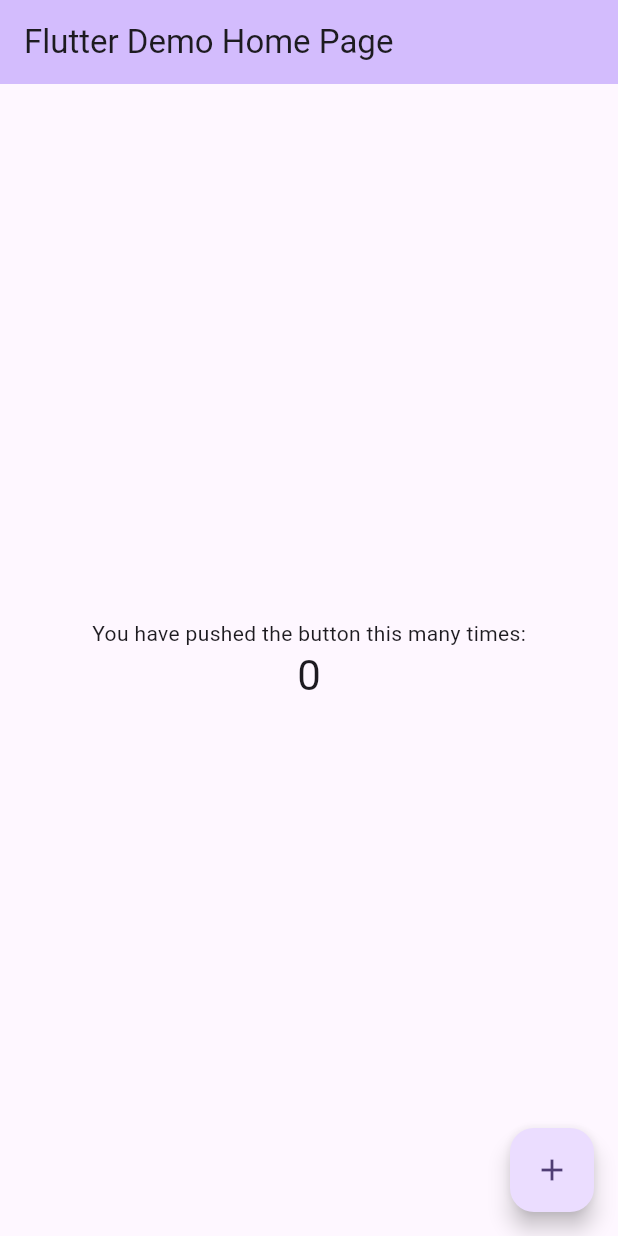
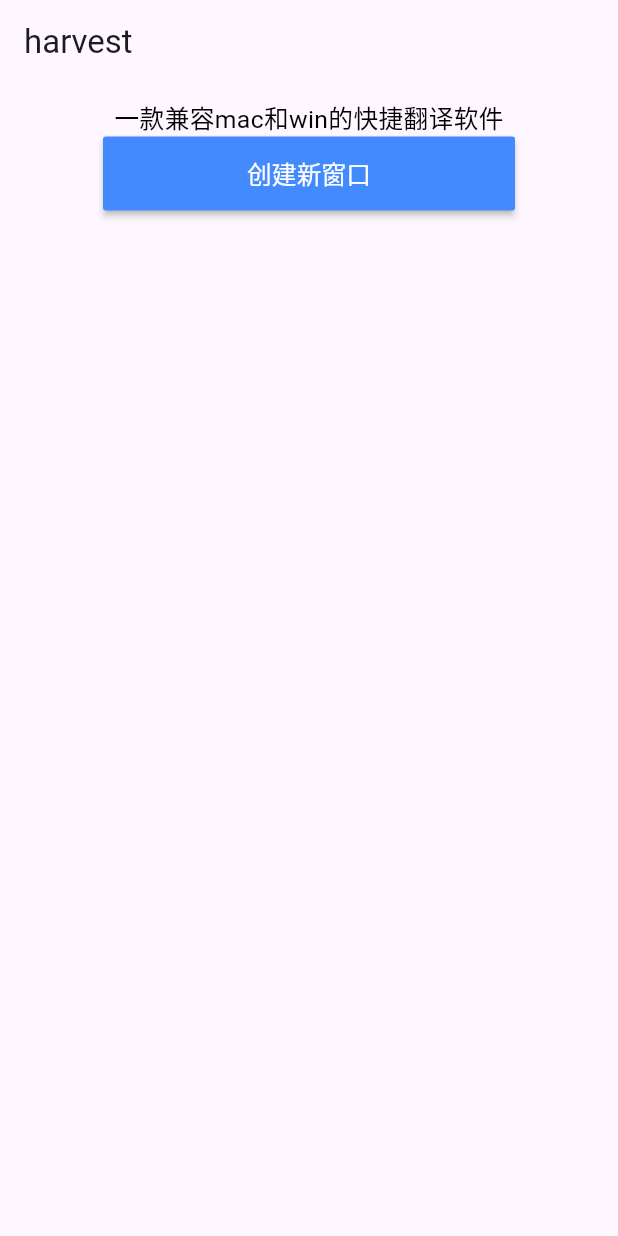
Before and after one commit to zhengzhuang96/harvest, a Flutter app: the screen it shows after launch, on a phone screen of 412 x 824 dp. Run offline on Flutter 3.47's test engine with Material 3 defaults, Android fonts, the light colour scheme and no system bars; our stand-ins replace flutter_screenutil, get; missing offline and left inert: desktop_multi_window, keymap.

Commit message:
feat: 测试多窗口并存

```diff
--- a/lib/main.dart
+++ b/lib/main.dart
@@ -1,125 +1,77 @@
+/*
+ * @Author: {zhengzhuang}
+ * @Date: 2024-03-13 20:46:37
+ * @LastEditors: {zhengzhuang}
+ * @LastEditTime: 2024-03-13 22:57:36
+ * @Description:
+ */
 import 'package:flutter/material.dart';
+import 'package:flutter_screenutil/flutter_screenutil.dart';
+import 'package:get/get.dart';
 
-void main() {
-  runApp(const MyApp());
+import 'pages/index_page.dart';
+import 'routes/routes.dart';
+import 'routes/getx_router_observer.dart';
+
+void main(List<String> args) {
+  // mian函数中对窗口初始化模式进行控制
+  if (args.firstOrNull == 'multi_window') {
+    runApp(const SubWindow());
+  } else {
+    runApp(const MyApp());
+  }
+}
+
+class SubWindow extends StatelessWidget {
+  const SubWindow({super.key});
+
+  @override
+  Widget build(BuildContext context) {
+    return ScreenUtilInit(
+      designSize: const Size(750, 1334),
+      minTextAdapt: true,
+      splitScreenMode: true,
+      builder: (context, child) {
+        return GetMaterialApp(
+          getPages: Routes.getPages,
+          debugShowCheckedModeBanner: false,
+          theme: ThemeData(
+            brightness: Brightness.light,
+            primaryColor: Colors.blue,
+          ),
+          home: const Text('123123'),
+
+          /// 资源释放监听器
+          navigatorObservers: [GetXRouterObserver()],
+        );
+      },
+    );
+  }
 }
 
 class MyApp extends StatelessWidget {
   const MyApp({super.key});
 
-  // This widget is the root of your application.
   @override
   Widget build(BuildContext context) {
-    return MaterialApp(
-      title: 'Flutter Demo',
-      theme: ThemeData(
-        // This is the theme of your application.
-        //
-        // TRY THIS: Try running your application with "flutter run". You'll see
-        // the application has a purple toolbar. Then, without quitting the app,
-        // try changing the seedColor in the colorScheme below to Colors.green
-        // and then invoke "hot reload" (save your changes or press the "hot
-        // reload" button in a Flutter-supported IDE, or press "r" if you used
-        // the command line to start the app).
-        //
-        // Notice that the counter didn't reset back to zero; the application
-        // state is not lost during the reload. To reset the state, use hot
-        // restart instead.
-        //
-        // This works for code too, not just values: Most code changes can be
-        // tested with just a hot reload.
-        colorScheme: ColorScheme.fromSeed(seedColor: Colors.deepPurple),
-        useMaterial3: true,
-      ),
-      home: const MyHomePage(title: 'Flutter Demo Home Page'),
+    return ScreenUtilInit(
+      designSize: const Size(750, 1334),
+      minTextAdapt: true,
+      splitScreenMode: true,
+      builder: (context, child) {
+        return GetMaterialApp(
+          getPages: Routes.getPages,
+          debugShowCheckedModeBanner: false,
+          theme: ThemeData(
+            brightness: Brightness.light,
+            primaryColor: Colors.blue,
+          ),
+          home: const IndexPage(),
+
+          /// 资源释放监听器
+          navigatorObservers: [GetXRouterObserver()],
+        );
+      },
     );
   }
 }
-
-class MyHomePage extends StatefulWidget {
-  const MyHomePage({super.key, required this.title});
-
-  // This widget is the home page of your application. It is stateful, meaning
-  // that it has a State object (defined below) that contains fields that affect
-  // how it looks.
-
-  // This class is the configuration for the state. It holds the values (in this
-  // case the title) provided by the parent (in this case the App widget) and
-  // used by the build method of the State. Fields in a Widget subclass are
-  // always marked "final".
-
-  final String title;
-
-  @override
-  State<MyHomePage> createState() => _MyHomePageState();
-}
-
-class _MyHomePageState extends State<MyHomePage> {
-  int _counter = 0;
-
-  void _incrementCounter() {
-    setState(() {
-      // This call to setState tells the Flutter framework that something has
-      // changed in this State, which causes it to rerun the build method below
-      // so that the display can reflect the updated values. If we changed
-      // _counter without calling setState(), then the build method would not be
-      // called again, and so nothing would appear to happen.
-      _counter++;
-    });
-  }
-
-  @override
-  Widget build(BuildContext context) {
-    // This method is rerun every time setState is called, for instance as done
-    // by the _incrementCounter method above.
-    //
-    // The Flutter framework has been optimized to make rerunning build methods
-    // fast, so that you can just rebuild anything that needs updating rather
-    // than having to individually change instances of widgets.
-    return Scaffold(
-      appBar: AppBar(
-        // TRY THIS: Try changing the color here to a specific color (to
-        // Colors.amber, perhaps?) and trigger a hot reload to see the AppBar
-        // change color while the other colors stay the same.
-        backgroundColor: Theme.of(context).colorScheme.inversePrimary,
-        // Here we take the value from the MyHomePage object that was created by
-        // the App.build method, and use it to set our appbar title.
-        title: Text(widget.title),
-      ),
-      body: Center(
-        // Center is a layout widget. It takes a single child and positions it
-        // in the middle of the parent.
-        child: Column(
-          // Column is also a layout widget. It takes a list of children and
-          // arranges them vertically. By default, it sizes itself to fit its
-          // children horizontally, and tries to be as tall as its parent.
-          //
-          // Column has various properties to control how it sizes itself and
-          // how it positions its children. Here we use mainAxisAlignment to
-          // center the children vertically; the main axis here is the vertical
-          // axis because Columns are vertical (the cross axis would be
-          // horizontal).
-          //
-          // TRY THIS: Invoke "debug painting" (choose the "Toggle Debug Paint"
-          // action in the IDE, or press "p" in the console), to see the
-          // wireframe for each widget.
-          mainAxisAlignment: MainAxisAlignment.center,
-          children: <Widget>[
-            const Text(
-              'You have pushed the button this many times:',
-            ),
-            Text(
-              '$_counter',
-              style: Theme.of(context).textTheme.headlineMedium,
-            ),
-          ],
-        ),
-      ),
-      floatingActionButton: FloatingActionButton(
-        onPressed: _incrementCounter,
-        tooltip: 'Increment',
-        child: const Icon(Icons.add),
-      ), // This trailing comma makes auto-formatting nicer for build methods.
-    );
-  }
-}
--- /dev/null
+++ b/lib/pages/index_page.dart
@@ -0,0 +1,113 @@
+/*
+ * @Author: {zhengzhuang}
+ * @Date: 2024-03-13 22:19:56
+ * @LastEditors: {zhengzhuang}
+ * @LastEditTime: 2024-03-13 22:54:39
+ * @Description:
+ */
+import 'dart:convert';
+
+import 'package:desktop_multi_window/desktop_multi_window.dart';
+import 'package:flutter/material.dart';
+import 'package:flutter/services.dart';
+import 'package:flutter_screenutil/flutter_screenutil.dart';
+import 'package:keymap/keymap.dart';
+
+class IndexPage extends StatefulWidget {
+  const IndexPage({super.key});
+
+  @override
+  State<IndexPage> createState() => _IndexPageState();
+}
+
+class _IndexPageState extends State<IndexPage> {
+  @override
+  Widget build(BuildContext context) {
+    return Scaffold(
+      appBar: AppBar(
+        title: const Text('harvest'),
+      ),
+      body: Center(
+        child: Column(
+          children: <Widget>[
+            const SizedBox(height: 10.0),
+            Text(
+              '一款兼容mac和win的快捷翻译软件',
+              style: TextStyle(
+                color: Colors.black,
+                fontSize: ScreenUtil().setSp(30),
+              ),
+            ),
+            _buildMaterialButton('创建新窗口', () async {
+              final window = await DesktopMultiWindow.createWindow(jsonEncode({
+                'args1': 'Sub window',
+                'args2': 100,
+                'args3': true,
+                'business': 'business_test',
+              }));
+
+              window
+                ..setFrame(const Offset(0, 0) & const Size(1280, 720))
+                ..center()
+                ..setTitle('Another window')
+                ..show();
+            }),
+            // const MyWidget()
+          ],
+        ),
+      ),
+    );
+  }
+
+  // 按钮组件
+  Widget _buildMaterialButton(String text, VoidCallback onPressed) {
+    return MaterialButton(
+      minWidth: ScreenUtil().setWidth(500),
+      height: ScreenUtil().setHeight(80),
+      color: Colors.blueAccent,
+      onPressed: onPressed,
+      child: Text(
+        text,
+        style: TextStyle(
+          color: Colors.white,
+          fontSize: ScreenUtil().setSp(30),
+        ),
+      ),
+    );
+  }
+}
+
+class MyWidget extends StatefulWidget {
+  const MyWidget({super.key});
+
+  @override
+  State<MyWidget> createState() => _MyWidgetState();
+}
+
+class _MyWidgetState extends State<MyWidget> {
+  int count = 0;
+
+  @override
+  Widget build(BuildContext context) {
+    return KeyboardWidget(
+      bindings: [
+        KeyAction.fromString('A', 'increment the counter', () {
+          setState(() {
+            count++;
+          });
+        }, isControlPressed: true),
+        KeyAction(LogicalKeyboardKey.keyD, 'decrement the counter', () {
+          setState(() {
+            count--;
+          });
+        }, isAltPressed: true, isControlPressed: true),
+      ],
+      child: Column(
+        children: [
+          const Text('Up arrow for adding, down arrow to subtract'),
+          Text('count: $count'),
+        ],
+      ),
+    );
+  }
+}
--- /dev/null
+++ b/lib/routes/routes.dart
@@ -0,0 +1,40 @@
+/*
+ * @Author: {zhengzhuang}
+ * @Date: 2024-03-13 22:20:23
+ * @LastEditors: {zhengzhuang}
+ * @LastEditTime: 2024-03-13 22:20:26
+ * @Description:
+ */
+import 'package:get/route_manager.dart';
+
+import '../pages/index_page.dart';
+
+// 项目模版，新项目可删除模版
+// import '../pages/example/counters/counters_new_page.dart';
+// import '../pages/example/counters/counters_page.dart';
+// import '../pages/example/screenutil/screenutil_page.dart';
+// import '../pages/example/update/update_page.dart';
+// import '../pages/example/loading/loading_page.dart';
+
+class Routes {
+  // 主页面
+  static const String index = '/';
+
+  // 项目模版，新项目可删除一下模版
+  static const String counters = '/counters'; // 计数器页面
+  static const String countersNew = '/countersNew'; // 计数器子页面
+  static const String screenutil = '/screenutil'; // 屏幕适配方案
+  static const String update = '/update'; // App升级方案
+  static const String loading = '/loading'; // loading动画
+
+  static final List<GetPage> getPages = [
+    GetPage(name: index, page: () => const IndexPage()),
+
+    // 项目模版，新项目可删除模版
+    // GetPage(name: counters, page: () => CountersPage()),
+    // GetPage(name: countersNew, page: () => CountersNewPage()),
+    // GetPage(name: screenutil, page: () => const ScreenutilPage()),
+    // GetPage(name: update, page: () => const UpdatePage()),
+    // GetPage(name: loading, page: () => const LoadingPage()),
+  ];
+}
```
Also changed, not shown: lib/routes/getx_router_observer.dart (added, +21 -0 lines), lib/routes/navigator_util.dart (added, +47 -0 lines), lib/store/getx_counter.dart (added, +24 -0 lines), pubspec.yaml (+7 -0 lines), pubspec.lock, 5 other files.
